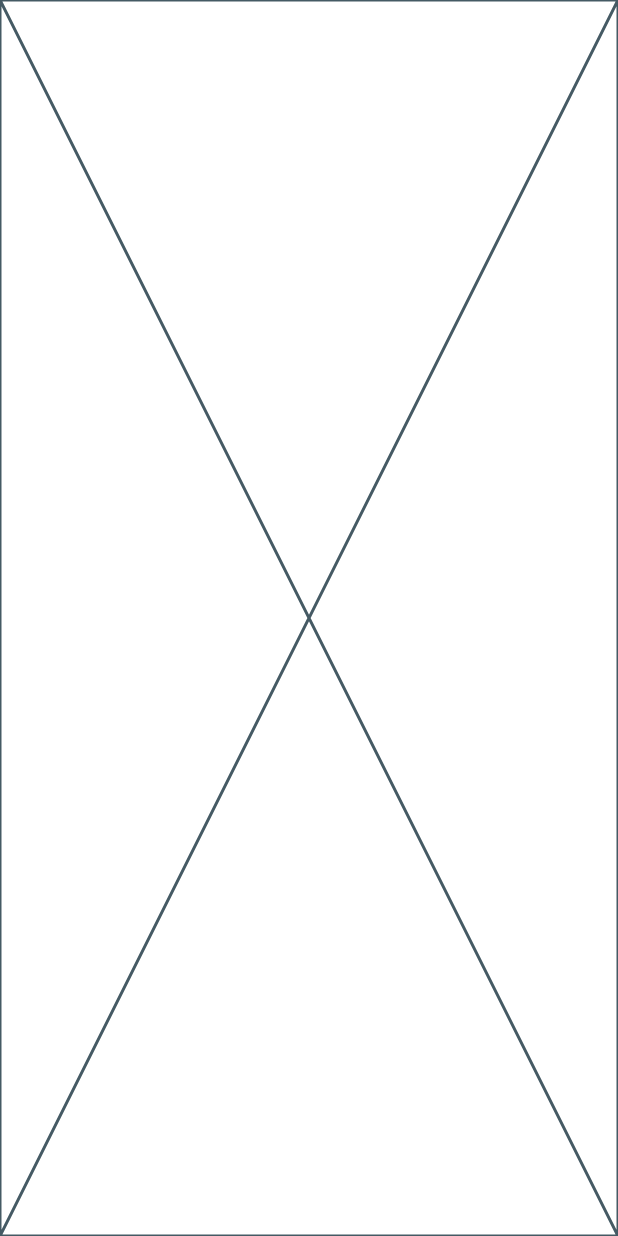
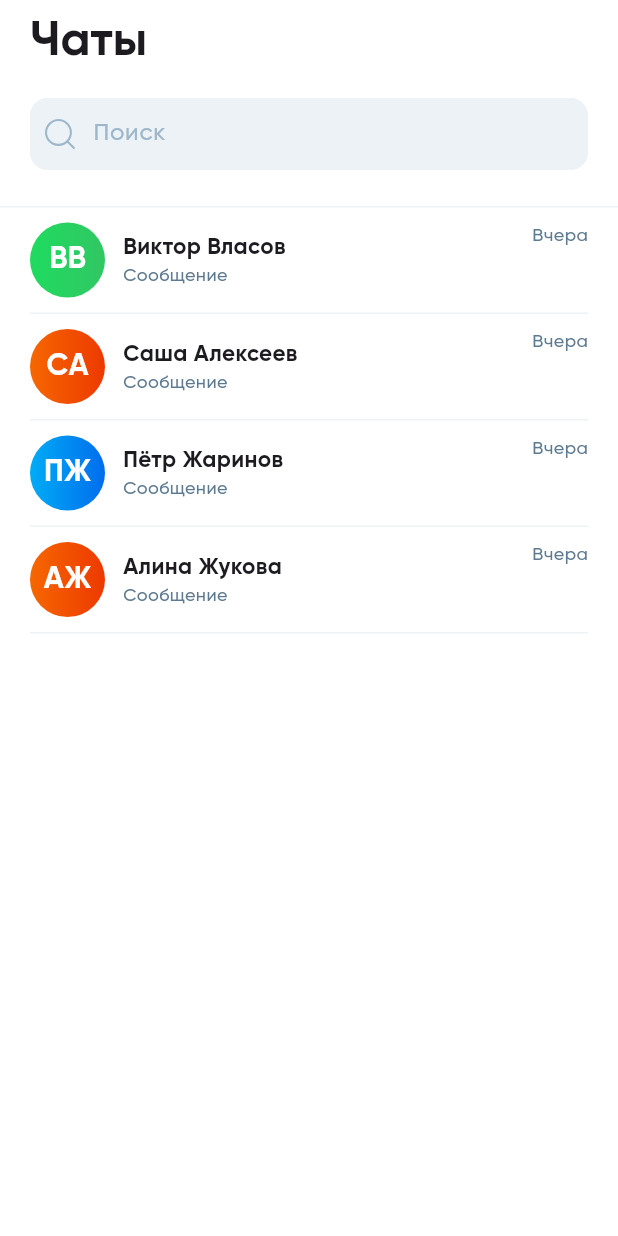
Before and after one commit to Asl20015/test_messager, a Flutter app: the screen it shows after launch, on a phone screen of 412 x 824 dp. Run offline on Flutter 3.47's test engine with Material 3 defaults, Android fonts, the phone set to English and light mode, and no system bars; our stand-ins replace flutter_svg, get_it.

Commit message:
main screen

```diff
--- a/analysis_options.yaml
+++ b/analysis_options.yaml
@@ -5,8 +5,9 @@
 # IDEs (https://dart.dev/tools#ides-and-editors). The analyzer can also be
 # invoked from the command line by running `flutter analyze`.
 
-# The following line activates a set of recommended lints for Flutter apps,
-# packages, and plugins designed to encourage good coding practices.
+analyzer:
+  errors:
+    unused_element: ignore
 include: package:flutter_lints/flutter.yaml
 
 linter:
--- /dev/null
+++ b/lib/data/data/data_users.dart
@@ -0,0 +1,43 @@
+import 'package:flutter/material.dart';
+import 'package:test_messager/data/models/user.dart';
+
+class DataUsers {
+  final users = [
+    User(
+      id: 1,
+      name: 'Виктор Власов',
+      lastOnline: DateTime.now(),
+      colors: [
+        const Color(0xff1FDB5F),
+        const Color(0xff31C764),
+      ],
+    ),
+    User(
+      id: 2,
+      name: 'Саша Алексеев',
+      lastOnline: DateTime.now().add(const Duration(minutes: -5)),
+      colors: [
+        const Color(0xffF66700),
+        const Color(0xffED3900),
+      ],
+    ),
+    User(
+      id: 3,
+      name: 'Пётр Жаринов',
+      lastOnline: DateTime.now().add(const Duration(days: -1)),
+      colors: [
+        const Color(0xff00ACF6),
+        const Color(0xff006DED),
+      ],
+    ),
+    User(
+      id: 4,
+      name: 'Алина Жукова',
+      lastOnline: DateTime.now().add(const Duration(days: -5)),
+      colors: [
+        const Color(0xffF66700),
+        const Color(0xffED3900),
+      ],
+    ),
+  ];
+}
--- a/lib/data/models/user.dart
+++ b/lib/data/models/user.dart
@@ -12,4 +12,6 @@ class User {
     required this.lastOnline,
     required this.colors,
   });
+
+  String get lettersName => name.split(' ').map((e) => e[0]).join('').toUpperCase();
 }
--- a/lib/ui/resurses/colors.dart
+++ b/lib/ui/resurses/colors.dart
@@ -6,6 +6,7 @@ class AppColors {
 
   static const greyRaw = Color(0xffEDF2F6);
   static const greyMedium = Color(0xff5E7A90);
+  static const greyLight = Color(0xff9DB7CB);
   static const greyDark = Color(0xff2B333E);
 
   static const greenDark = Color(0XFF00521C);
--- a/lib/ui/resurses/icons.dart
+++ b/lib/ui/resurses/icons.dart
@@ -4,4 +4,5 @@ class AppIcons {
   static const doubleCheck = 'assets/icons/double_check.svg';
   static const clip = 'assets/icons/clip.svg';
   static const microphone = 'assets/icons/microphone.svg';
+  static const search = 'assets/icons/search.svg';
 }
--- a/lib/ui/screens/main_screen.dart
+++ b/lib/ui/screens/main_screen.dart
@@ -1,10 +1,97 @@
+import 'package:flutter/cupertino.dart';
 import 'package:flutter/material.dart';
+import 'package:flutter_svg/flutter_svg.dart';
+import 'package:test_messager/data/data/data_users.dart';
+import 'package:test_messager/ui/resurses/colors.dart';
+import 'package:test_messager/ui/resurses/icons.dart';
+import 'package:test_messager/ui/resurses/text.dart';
+import 'package:test_messager/ui/widgets/user_card.dart';
 
 class MainScreen extends StatelessWidget {
   const MainScreen({super.key});
 
   @override
   Widget build(BuildContext context) {
-    return const Placeholder();
+    return Scaffold(
+      body: SafeArea(
+        child: NestedScrollView(
+          headerSliverBuilder: (BuildContext context, bool innerBoxIsScrolled) {
+            return [
+              const _Header(),
+            ];
+          },
+          body: Container(
+            decoration: const BoxDecoration(
+              border: Border(
+                top: BorderSide(
+                  color: AppColors.greyRaw,
+                  width: 1,
+                ),
+              ),
+            ),
+            child: ListView(
+              padding: const EdgeInsets.symmetric(horizontal: 20),
+              children: [
+                for (var user in DataUsers().users) UserCard(user: user),
+              ],
+            ),
+          ),
+        ),
+      ),
+    );
   }
 }
+
+class _Header extends StatelessWidget {
+  const _Header({super.key});
+
+  @override
+  Widget build(BuildContext context) {
+    return SliverAppBar(
+      elevation: 10,
+      shadowColor: Colors.red,
+      expandedHeight: MediaQuery.of(context).size.height / 6,
+      title: const Padding(
+        padding: EdgeInsets.symmetric(horizontal: 4),
+        child: Text(
+          'Чаты',
+          style: AppTextStyle.h1,
+        ),
+      ),
+      bottom: PreferredSize(
+        preferredSize: const Size.fromHeight(4.0),
+        child: Padding(
+          padding: const EdgeInsets.symmetric(horizontal: 20),
+          child: Padding(
+            padding: const EdgeInsets.only(bottom: 24),
+            child: TextField(
+              style: AppTextStyle.h3,
+              decoration: InputDecoration(
+                hintText: 'Поиск',
+                hintStyle: AppTextStyle.h3.copyWith(
+                  color: AppColors.greyLight,
+                ),
+                prefixIconConstraints: const BoxConstraints(maxWidth: 38, minWidth: 38),
+                prefixIcon: Row(
+                  mainAxisSize: MainAxisSize.min,
+                  children: [
+                    const SizedBox(width: 8),
+                    SvgPicture.asset(
+                      AppIcons.search,
+                      width: 24,
+                      height: 24,
+                      colorFilter: const ColorFilter.mode(
+                        AppColors.greyLight,
+                        BlendMode.srcIn,
+                      ),
+                    ),
+                  ],
+                ),
+              ),
+            ),
+          ),
+        ),
+      ),
+    );
+  }
+}
--- /dev/null
+++ b/lib/ui/widgets/user_card.dart
@@ -0,0 +1,83 @@
+import 'package:flutter/material.dart';
+import 'package:test_messager/data/models/user.dart';
+import 'package:test_messager/ui/resurses/colors.dart';
+import 'package:test_messager/ui/resurses/text.dart';
+
+class UserCard extends StatelessWidget {
+  final User user;
+
+  const UserCard({
+    super.key,
+    required this.user,
+  });
+
+  @override
+  Widget build(BuildContext context) {
+    return Container(
+      padding: const EdgeInsets.symmetric(vertical: 10),
+      decoration: const BoxDecoration(
+        color: Colors.transparent,
+        border: Border(
+          bottom: BorderSide(
+            color: AppColors.greyRaw,
+            width: 1,
+          ),
+        ),
+      ),
+      child: Row(
+        crossAxisAlignment: CrossAxisAlignment.start,
+        mainAxisAlignment: MainAxisAlignment.spaceBetween,
+        children: [
+          Row(
+            children: [
+              Container(
+                width: 50,
+                height: 50,
+                decoration: BoxDecoration(
+                  shape: BoxShape.circle,
+                  gradient: LinearGradient(
+                    colors: user.colors ??
+                        [
+                          AppColors.primary,
+                          AppColors.greenDark,
+                        ],
+                  ),
+                ),
+                child: Center(
+                  child: Text(
+                    user.lettersName,
+                    style: AppTextStyle.h2.copyWith(
+                      color: Colors.white,
+                    ),
+                  ),
+                ),
+              ),
+              const SizedBox(width: 12),
+              Column(
+                crossAxisAlignment: CrossAxisAlignment.start,
+                children: [
+                  Text(
+                    user.name,
+                    style: AppTextStyle.text1,
+                  ),
+                  Text(
+                    'Сообщение',
+                    style: AppTextStyle.text3.copyWith(
+                      color: AppColors.greyMedium,
+                    ),
+                  ),
+                ],
+              ),
+            ],
+          ),
+          Text(
+            'Вчера',
+            style: AppTextStyle.text3.copyWith(
+              color: AppColors.greyMedium,
+            ),
+          ),
+        ],
+      ),
+    );
+  }
+}
```
Also changed, not shown: assets/icons/search.svg (added).
